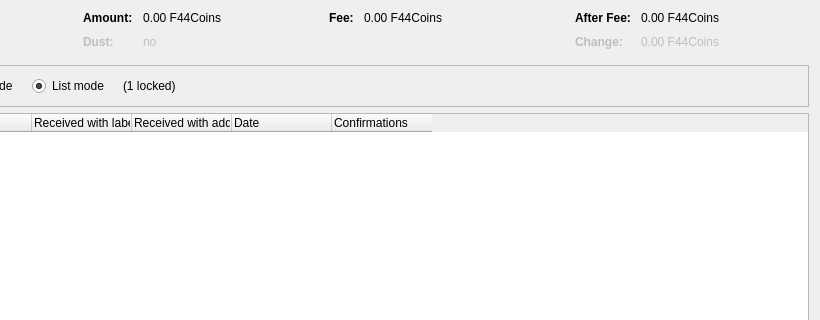
Before: the Qt Designer form src/qt/forms/coincontroldialog.ui in F44RedCoin/F44RedCoin, drawn with Qt 5; both pictures show x 180 to 1000 and y 0 to 320 of the 1000 by 500 pixel window.
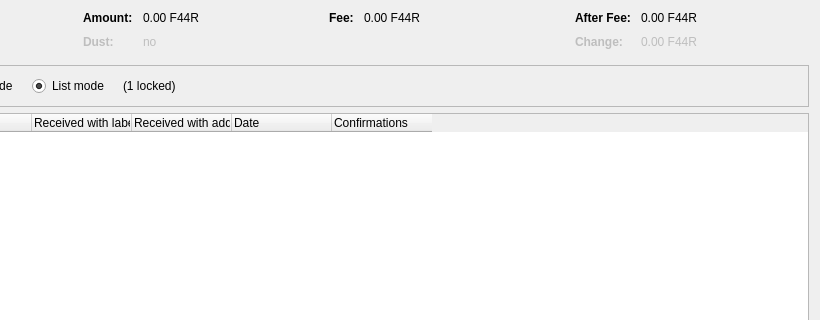
After: the same form once the commit is applied. Custom widgets are drawn as their Qt base class.

Patch:
```diff
--- a/src/qt/forms/coincontroldialog.ui
+++ b/src/qt/forms/coincontroldialog.ui
@@ -132,7 +132,7 @@
           <enum>Qt::ActionsContextMenu</enum>
          </property>
          <property name="text">
-          <string notr="true">0.00 F44Coins</string>
+          <string notr="true">0.00 F44R</string>
          </property>
          <property name="textInteractionFlags">
           <set>Qt::LinksAccessibleByMouse|Qt::TextSelectableByKeyboard|Qt::TextSelectableByMouse</set>
@@ -212,7 +212,7 @@
           <enum>Qt::ActionsContextMenu</enum>
          </property>
          <property name="text">
-          <string notr="true">0.00 F44Coins</string>
+          <string notr="true">0.00 F44R</string>
          </property>
          <property name="textInteractionFlags">
           <set>Qt::LinksAccessibleByMouse|Qt::TextSelectableByKeyboard|Qt::TextSelectableByMouse</set>
@@ -257,7 +257,7 @@
           <enum>Qt::ActionsContextMenu</enum>
          </property>
          <property name="text">
-          <string notr="true">0.00 F44Coins</string>
+          <string notr="true">0.00 F44R</string>
          </property>
          <property name="textInteractionFlags">
           <set>Qt::LinksAccessibleByMouse|Qt::TextSelectableByKeyboard|Qt::TextSelectableByMouse</set>
@@ -292,7 +292,7 @@
           <enum>Qt::ActionsContextMenu</enum>
          </property>
          <property name="text">
-          <string notr="true">0.00 F44Coins</string>
+          <string notr="true">0.00 F44R</string>
          </property>
          <property name="textInteractionFlags">
           <set>Qt::LinksAccessibleByMouse|Qt::TextSelectableByKeyboard|Qt::TextSelectableByMouse</set>
```
